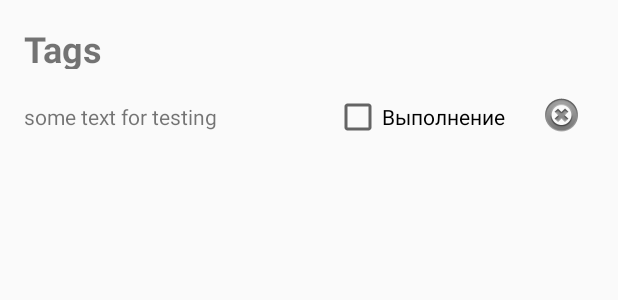
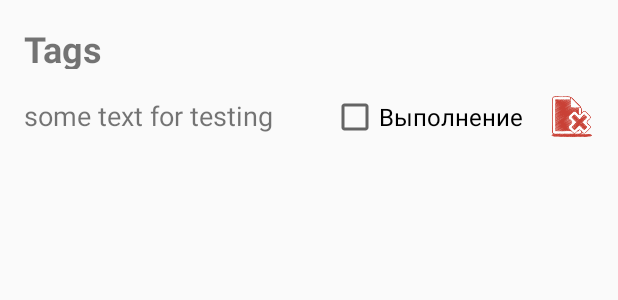
Before and after one commit to MEM1435ISO/-mobile-task-manager, an Android app: the layout item_note_list.xml on its own in the app's theme, with its tools: preview values and no code run, on a phone screen of 412 x 824 dp. Shown: the top 300 px of the screen. Run offline under Robolectric (Android 15) with nearby library versions, the phone set to English and light mode, and no system bars.

Commit message:
Upgrade image

```diff
--- a/app/src/main/res/layout/activity_main.xml
+++ b/app/src/main/res/layout/activity_main.xml
@@ -29,7 +29,8 @@
         android:layout_gravity="bottom|end"
         android:layout_margin="@dimen/fab_margin"
         app:backgroundTint="#FFC107"
-        app:fabSize="auto"
+        app:fabSize="normal"
+        app:maxImageSize="34dp"
         app:srcCompat="@drawable/add" />
 
 </androidx.coordinatorlayout.widget.CoordinatorLayout>
--- a/app/src/main/res/layout/item_note_list.xml
+++ b/app/src/main/res/layout/item_note_list.xml
@@ -1,5 +1,6 @@
 <?xml version="1.0" encoding="utf-8"?>
 <LinearLayout xmlns:android="http://schemas.android.com/apk/res/android"
+    xmlns:app="http://schemas.android.com/apk/res-auto"
     xmlns:tools="http://schemas.android.com/tools"
     android:layout_width="match_parent"
     android:layout_height="110dp"
@@ -33,12 +34,13 @@
 
         <TextView
             android:id="@+id/note_text"
-            android:layout_width="0dp"
+            android:layout_width="154dp"
             android:layout_height="30dp"
             android:layout_marginTop="16dp"
             android:layout_weight="1"
             android:gravity="center_vertical"
             android:minHeight="64dp"
+            android:textSize="18sp"
             tools:text="some text for testing" />
 
         <CheckBox
@@ -47,16 +49,17 @@
             android:layout_height="wrap_content"
             android:layout_marginStart="18dp"
             android:layout_marginTop="16dp"
-            android:text="@string/completed" />
+            android:text="@string/completed"
+            android:textSize="16sp" />
 
         <ImageView
             android:id="@+id/delete"
-            android:layout_width="43dp"
-            android:layout_height="wrap_content"
-            android:layout_marginStart="16dp"
-            android:layout_marginTop="15dp"
-            android:src="@android:drawable/ic_notification_clear_all"
-            />
+            android:layout_width="29dp"
+            android:layout_height="32dp"
+            android:layout_marginStart="18dp"
+            android:layout_marginTop="16dp"
+            android:icon="@drawable/del"
+            app:srcCompat="@drawable/del" />
 
     </LinearLayout>
 
--- a/app/src/main/res/menu/menu_details.xml
+++ b/app/src/main/res/menu/menu_details.xml
@@ -6,5 +6,7 @@
         android:id="@+id/action_save"
         android:icon="@drawable/save"
         android:title="@string/save"
+        android:visible="true"
+        app:maxImageSize="30dp"
         app:showAsAction="always" />
 </menu>
--- a/app/src/main/res/values/strings.xml
+++ b/app/src/main/res/values/strings.xml
@@ -1,7 +1,7 @@
 <resources>
     <!--<string name="app_name">Task manager</string>-->
     <string name="action_settings">Settings</string>
-    <string name="app_name"><font color='black'>Task manager</font></string>
+    <string name="app_name"><font color='Black'>Task manager</font></string>
     <!-- Strings used for fragments for navigation -->
     <string name="first_fragment_label">First Fragment</string>
     <string name="second_fragment_label">Second Fragment</string>
```
Also changed, not shown: app/src/main/res/drawable/add.png, app/src/main/res/drawable/del.png (added), app/src/main/res/drawable/save.png.
